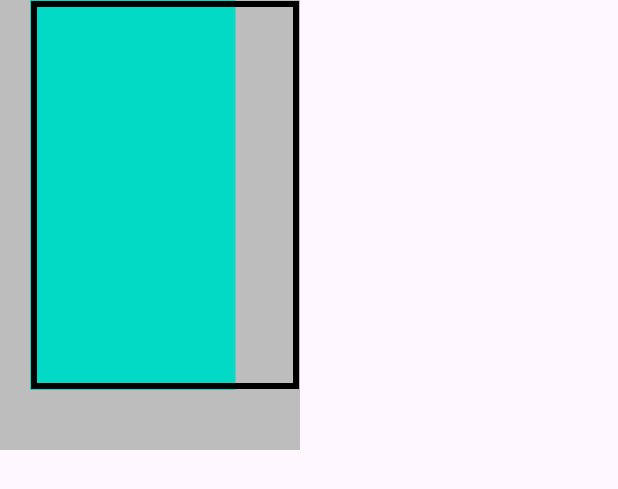
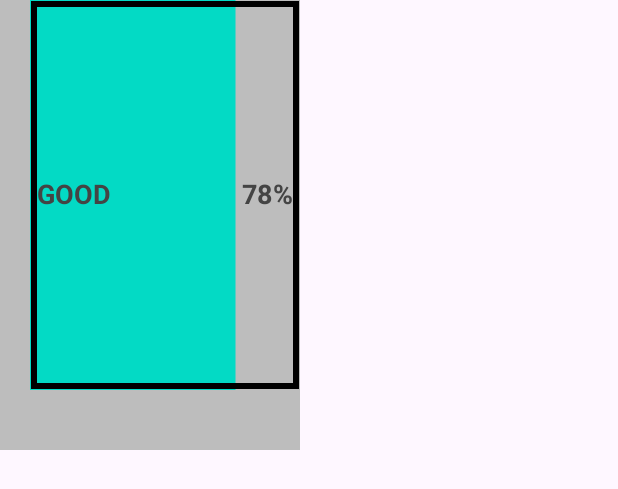
Before and after one commit to Tequhella/M2TmdbApp2025, an Android app: the layout sample_score_gauge_view.xml on its own in the app's theme, with its tools: preview values and no code run, on a phone screen of 412 x 824 dp. Shown: the top 489 px of the screen. Run offline under Robolectric (Android 15) with nearby library versions, the phone set to English and light mode, and no system bars.

```diff
--- a/app/src/main/java/com/example/m2tmdbapp2025/ScoreGaugeView.kt
+++ b/app/src/main/java/com/example/m2tmdbapp2025/ScoreGaugeView.kt
@@ -109,6 +109,21 @@ class ScoreGaugeView @JvmOverloads constructor(
             height.toFloat() - paddingBottom - so,
             paint)
 
+        //val textWidth = textPaint.measureText(scoreLabel)
+        paint.color = Color.DKGRAY
+        paint.style = Paint.Style.FILL
+        paint.textAlign = Paint.Align.LEFT
+        canvas.drawText(
+            " $scoreLabel",
+            paddingLeft.toFloat(),
+            (paddingTop + height - paddingBottom + textHeight) * 0.5f,
+            paint)
+
+        paint.textAlign = Paint.Align.RIGHT
+        canvas.drawText((100 * percent).toInt().toString() +  "% ",
+            width - paddingRight.toFloat(),
+            (paddingTop + height - paddingBottom + textHeight) * 0.5f,
+            paint)
 
     }
 
```
